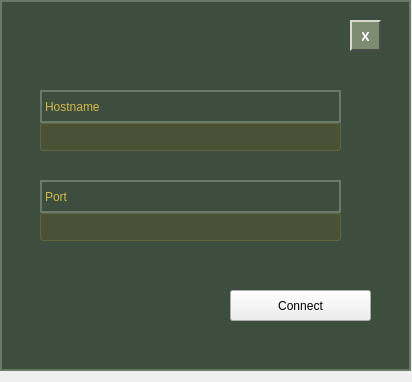
Above: client/lobby/premenu.ui from Blisstar/counter-strike-2d-g17 before the change. Below: the same form after it.
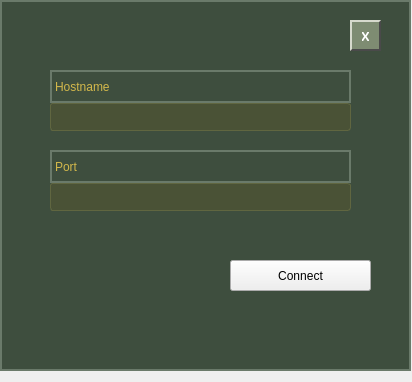
That is the form after the change.

```diff
--- a/client/lobby/premenu.ui
+++ b/client/lobby/premenu.ui
@@ -38,7 +38,7 @@
     <property name="geometry">
      <rect>
       <x>230</x>
-      <y>290</y>
+      <y>260</y>
       <width>141</width>
       <height>31</height>
      </rect>
@@ -95,8 +95,8 @@
    <widget class="QWidget" name="verticalLayoutWidget">
     <property name="geometry">
      <rect>
-      <x>40</x>
-      <y>90</y>
+      <x>50</x>
+      <y>70</y>
       <width>301</width>
       <height>61</height>
      </rect>
@@ -143,8 +143,8 @@
    <widget class="QWidget" name="verticalLayoutWidget_2">
     <property name="geometry">
      <rect>
-      <x>40</x>
-      <y>180</y>
+      <x>50</x>
+      <y>150</y>
       <width>301</width>
       <height>61</height>
      </rect>
```
